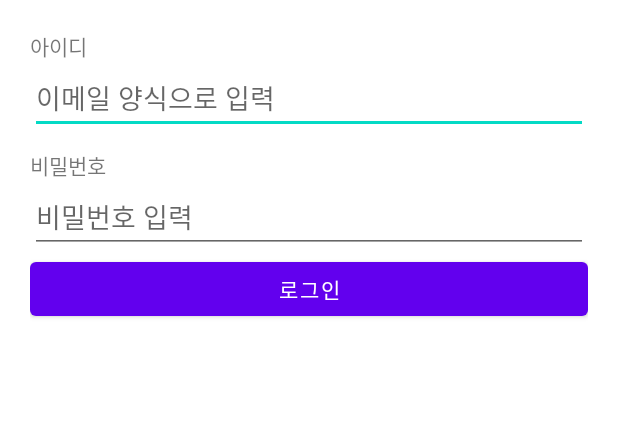
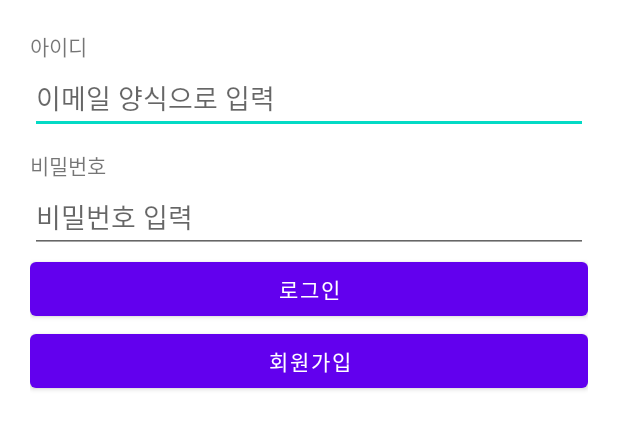
Before and after one commit to skyoo1226/KeepTheTime_Weekend_20220312, an Android app: the layout activity_main.xml on its own in the app's theme, with its tools: preview values and no code run, on a phone screen of 412 x 824 dp. Shown: the top 429 px of the screen. Run offline under Robolectric (Android 15) with nearby library versions, the phone set to English and light mode, and no system bars.

Commit message:
회원가입 화면 추가 중

```diff
--- a/app/src/main/AndroidManifest.xml
+++ b/app/src/main/AndroidManifest.xml
@@ -12,6 +12,9 @@
         android:supportsRtl="true"
         android:theme="@style/Theme.KeepTheTime_Weekend_20220312">
         <activity
+            android:name=".SignUpActivity"
+            android:exported="false" />
+        <activity
             android:name=".MainActivity"
             android:exported="true">
             <intent-filter>
--- a/app/src/main/res/layout/activity_main.xml
+++ b/app/src/main/res/layout/activity_main.xml
@@ -39,6 +39,13 @@
             android:layout_height="wrap_content"
             android:text="로그인" />
 
+        <Button
+            android:id="@+id/btnSignUp"
+            android:layout_width="match_parent"
+            android:layout_height="wrap_content"
+            android:text="회원가입" />
+
+
     </LinearLayout>
 
 </layout>
```
Also changed, not shown: app/src/main/java/com/neppplus/keepthetime_weekend_20220312/SignUpActivity.kt (added, +11 -0 lines), app/src/main/res/layout/activity_sign_up.xml (added, +10 -0 lines).
